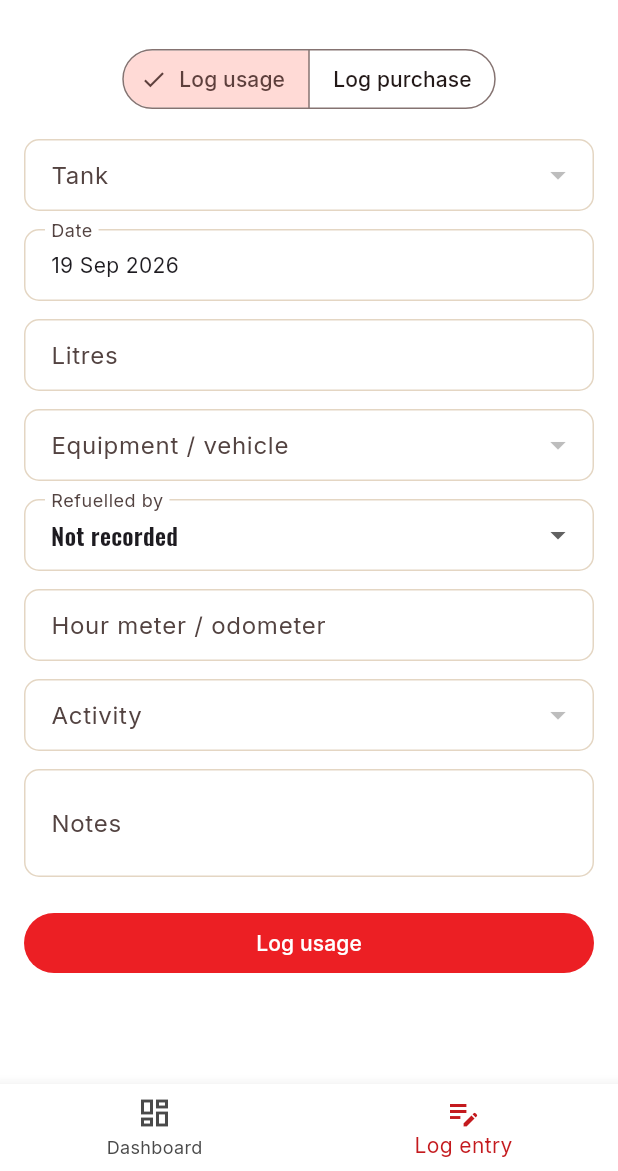
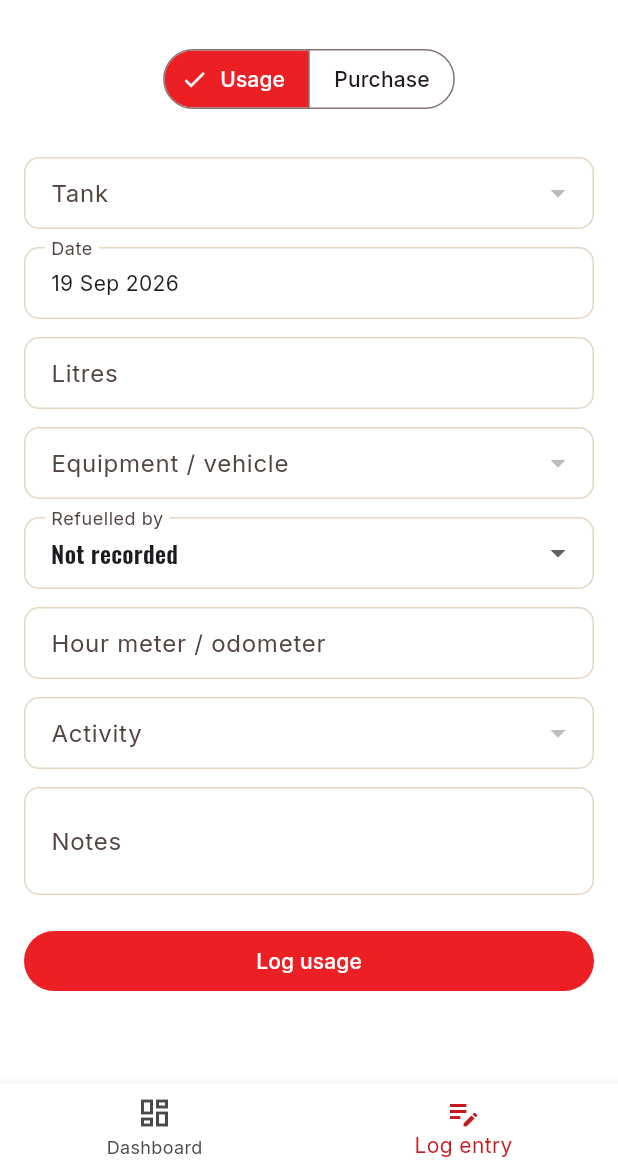
Before and after one commit to DFourie87/Nanini, a Flutter app: the DieselHomeScreen screen opened directly, item 2 of the bottom bar chosen, on a phone screen of 412 x 824 dp, the part 65-1236 px from its top. Run offline on Flutter 3.47's test engine with Material 3 defaults, Android fonts, the phone set to English and light mode, and no system bars; our stand-ins replace csv, fl_chart, flutter_map, google_fonts, latlong2, pdf and 4 more; accounts and stored records are empty; network calls fail.

Commit message:
Rename log entry tabs, match selected tab to rust, unclip Tank label
"Log usage"/"Log purchase" tabs become "Usage"/"Purchase", and the
selected tab now fills with the same rust red as the "Diesel" header
wording. Also gives both forms a little top padding so the floating
"Tank" label isn't clipped by the tab bar above it.

Co-Authored-By: Claude Sonnet 5 <noreply@anthropic.com>
Claude-Session: https://claude.ai/code/session_0154FLxM7bQ7qjn16GE6RHFv

```diff
--- a/nanini_app/lib/features/diesel/diesel_log_screen.dart
+++ b/nanini_app/lib/features/diesel/diesel_log_screen.dart
@@ -1,6 +1,7 @@
 import 'package:flutter/material.dart';
 import '../../core/formatters.dart';
 import '../../core/widgets/toast.dart';
+import '../../theme/nanini_theme.dart';
 import '../employees/employees_models.dart';
 import '../employees/employees_repository.dart';
 import 'diesel_models.dart';
@@ -25,11 +26,15 @@ class _DieselLogScreenState extends State<DieselLogScreen> {
           padding: const EdgeInsets.all(16),
           child: SegmentedButton<bool>(
             segments: const [
-              ButtonSegment(value: true, label: Text('Log usage')),
-              ButtonSegment(value: false, label: Text('Log purchase')),
+              ButtonSegment(value: true, label: Text('Usage')),
+              ButtonSegment(value: false, label: Text('Purchase')),
             ],
             selected: {isUsage},
             onSelectionChanged: (s) => setState(() => isUsage = s.first),
+            style: SegmentedButton.styleFrom(
+              selectedBackgroundColor: NaniniColors.rust,
+              selectedForegroundColor: Colors.white,
+            ),
           ),
         ),
         Expanded(child: isUsage ? _UsageForm(repo: widget.repo) : _PurchaseForm(repo: widget.repo)),
@@ -77,7 +82,7 @@ class _UsageFormState extends State<_UsageForm> {
                     tankId ??= tanks.isNotEmpty ? tanks.first.id : null;
 
                     return ListView(
-                      padding: const EdgeInsets.fromLTRB(16, 0, 16, 24),
+                      padding: const EdgeInsets.fromLTRB(16, 12, 16, 24),
                       children: [
                         DropdownButtonFormField<String>(
                           initialValue: tankId,
@@ -190,7 +195,7 @@ class _PurchaseFormState extends State<_PurchaseForm> {
         tankId ??= tanks.isNotEmpty ? tanks.first.id : null;
 
         return ListView(
-          padding: const EdgeInsets.fromLTRB(16, 0, 16, 24),
+          padding: const EdgeInsets.fromLTRB(16, 12, 16, 24),
           children: [
             DropdownButtonFormField<String>(
               initialValue: tankId,
```
